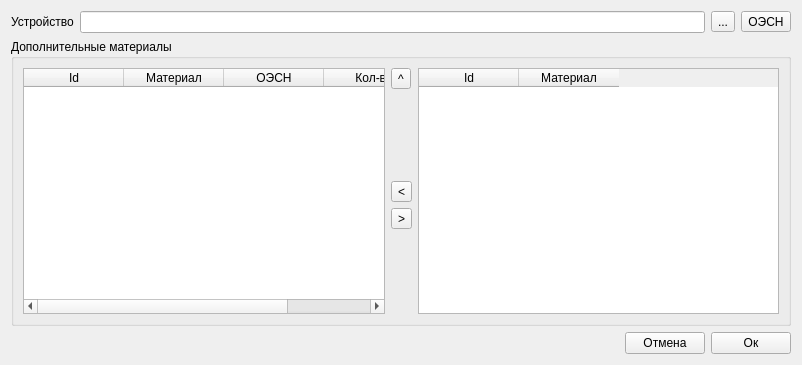
First picture: the form in krform.ui, repository Balyaev-D-A/MFDB, before the edit.
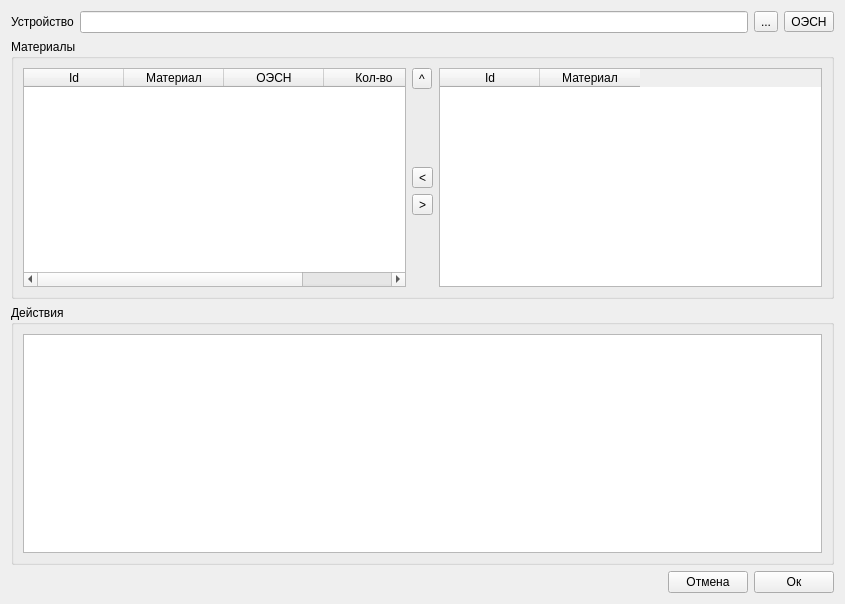
Second picture: the form after the edit. Custom widgets are drawn as their Qt base class.

Diff of the .ui file:
```diff
--- a/krform.ui
+++ b/krform.ui
@@ -6,8 +6,8 @@
    <rect>
     <x>0</x>
     <y>0</y>
-    <width>802</width>
-    <height>365</height>
+    <width>845</width>
+    <height>604</height>
    </rect>
   </property>
   <property name="windowTitle">
@@ -49,7 +49,7 @@
    <item>
     <widget class="QGroupBox" name="groupBox">
      <property name="title">
-      <string>Дополнительные материалы</string>
+      <string>Материалы</string>
      </property>
      <layout class="QHBoxLayout" name="horizontalLayout_3">
       <item>
@@ -189,6 +189,18 @@
      </layout>
     </widget>
    </item>
+   <item>
+    <widget class="QGroupBox" name="groupBox_2">
+     <property name="title">
+      <string>Действия</string>
+     </property>
+     <layout class="QHBoxLayout" name="horizontalLayout_4">
+      <item>
+       <widget class="QPlainTextEdit" name="actionsEdit"/>
+      </item>
+     </layout>
+    </widget>
+   </item>
    <item>
     <layout class="QHBoxLayout" name="horizontalLayout_2">
      <item>
```
